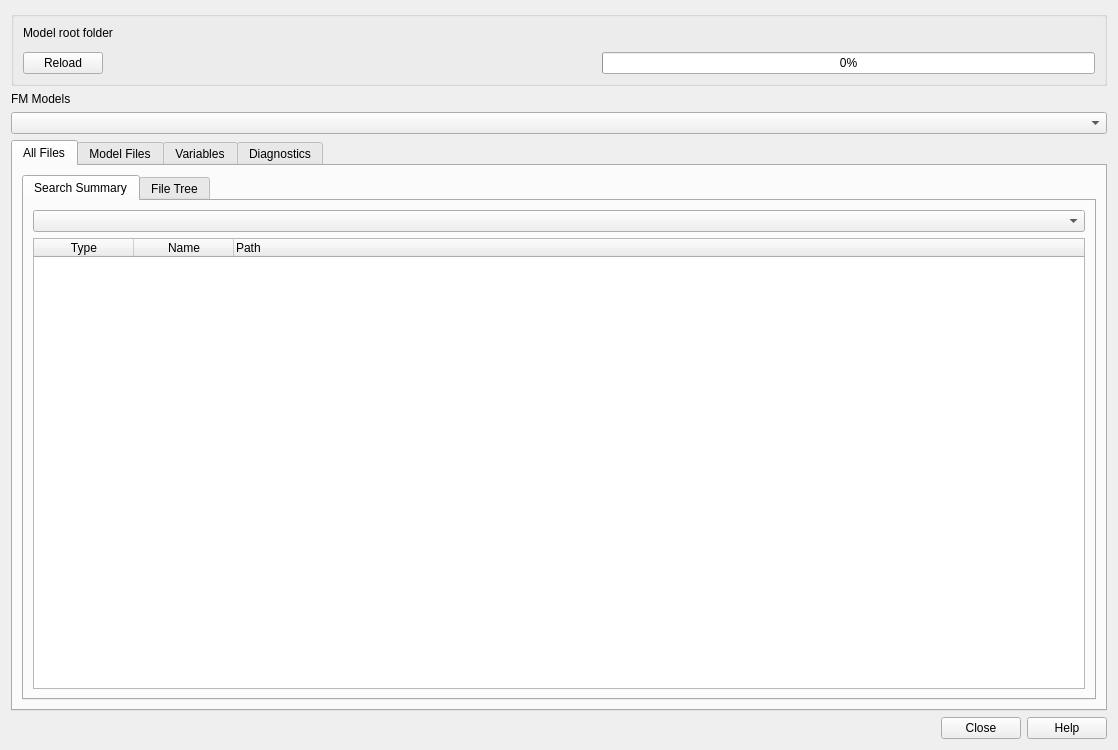
duncan-r/ModCheck, file mod_check/forms/ui_modelvarsfiles_check_dialog.ui: the form before one commit.
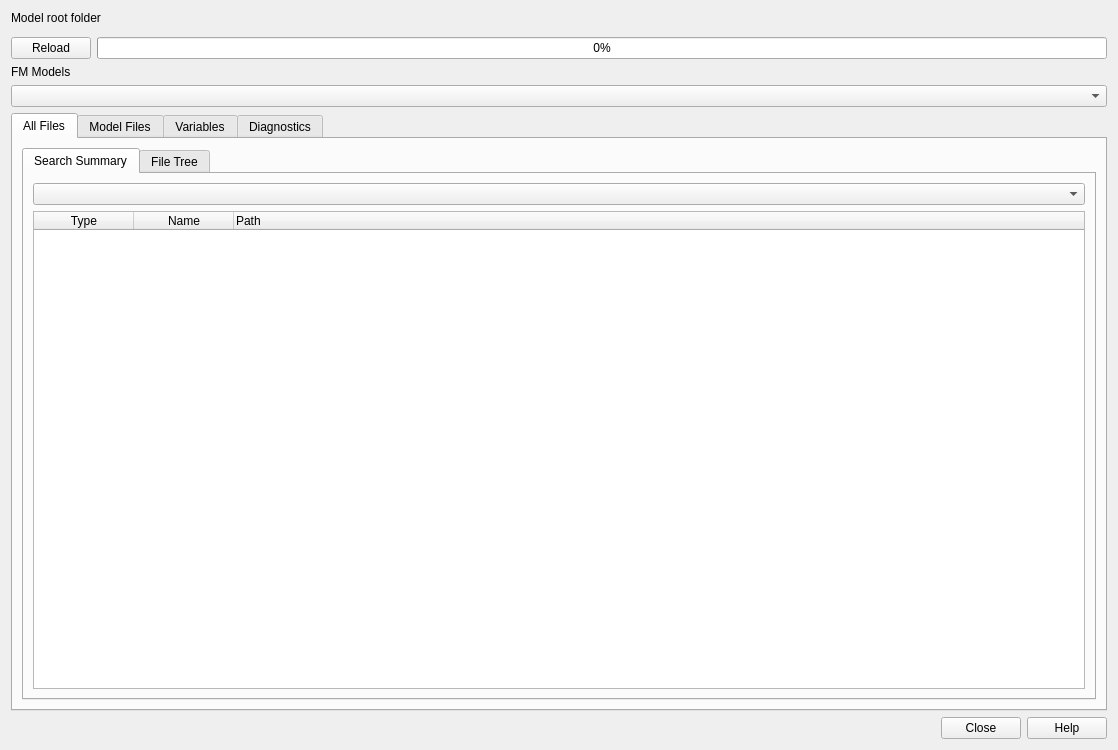
The form after the commit. Custom widgets are drawn as their Qt base class.

Commit message:
Update menu, remove old tools, update help for file/var check.
Previous run variables and file checks have been removed. They
have been combined into the new model file vars check tool.

Help updated to reflect new setup.

Menu updated to remove unused tools.

What changed in the file:
```diff
--- a/mod_check/forms/ui_modelvarsfiles_check_dialog.ui
+++ b/mod_check/forms/ui_modelvarsfiles_check_dialog.ui
@@ -21,11 +21,7 @@
   </property>
   <layout class="QVBoxLayout" name="verticalLayout_7">
    <item>
-    <widget class="QGroupBox" name="modelFolderGroupbox">
-     <property name="title">
-      <string/>
-     </property>
-     <layout class="QVBoxLayout" name="verticalLayout_3">
+    <layout class="QVBoxLayout" name="verticalLayout_8">
       <item>
        <widget class="QLabel" name="label_14">
         <property name="text">
@@ -48,19 +44,6 @@
           </property>
          </widget>
         </item>
-        <item>
-         <spacer name="horizontalSpacer_6">
-          <property name="orientation">
-           <enum>Qt::Horizontal</enum>
-          </property>
-          <property name="sizeHint" stdset="0">
-           <size>
-            <width>40</width>
-            <height>20</height>
-           </size>
-          </property>
-         </spacer>
-        </item>
         <item>
          <widget class="QProgressBar" name="progressBar">
           <property name="value">
@@ -71,7 +54,6 @@
        </layout>
       </item>
      </layout>
-    </widget>
    </item>
    <item>
     <layout class="QHBoxLayout" name="horizontalLayout_9">
```
Left out of the diff: 2 changed lines with no effect on the pictures. Lines whose indentation alone changed are shown as unchanged. The commit also changes 12 other files.
